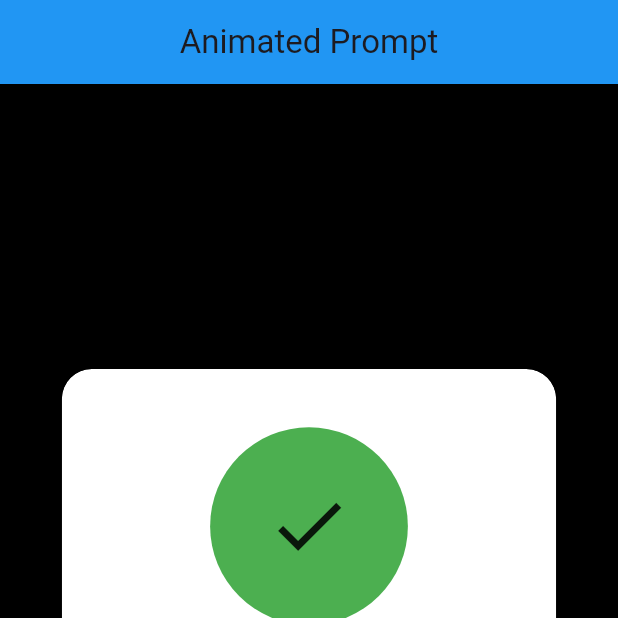
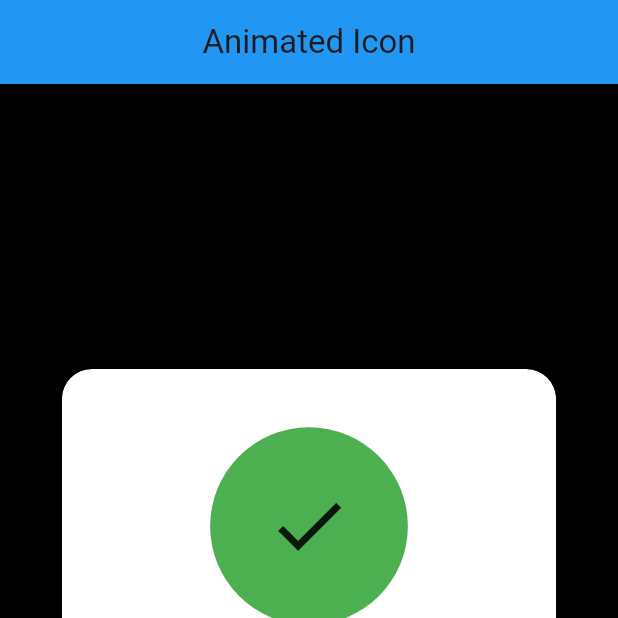
Before and after one commit to Usman-504/Animations, a Flutter app: the Example9 screen opened directly, on a phone screen of 412 x 824 dp, the top half of it. Run offline on Flutter 3.47's test engine with Material 3 defaults, Android fonts, the phone set to English and light mode, and no system bars.

Commit message:
Final Commit

```diff
--- a/lib/example9.dart
+++ b/lib/example9.dart
@@ -1,12 +1,12 @@
 import 'package:flutter/material.dart';
 
 
-class AnimatedPrompt extends StatefulWidget {
+class AnimatedIcon extends StatefulWidget {
   final String title;
   final String subTitle;
   final Widget child;
 
-  const AnimatedPrompt({
+  const AnimatedIcon({
     super.key,
     required this.title,
     required this.subTitle,
@@ -14,10 +14,10 @@ class AnimatedPrompt extends StatefulWidget {
   });
 
   @override
-  State<AnimatedPrompt> createState() => _AnimatedPromptState();
+  State<AnimatedIcon> createState() => _AnimatedIconState();
 }
 
-class _AnimatedPromptState extends State<AnimatedPrompt>
+class _AnimatedIconState extends State<AnimatedIcon>
     with SingleTickerProviderStateMixin {
   late AnimationController _controller;
   late Animation<double> _iconScaleAnimation;
@@ -168,11 +168,11 @@ class Example9 extends StatelessWidget {
       appBar: AppBar(
         automaticallyImplyLeading: false,
         centerTitle: true,
-        title: const Text('Animated Prompt'),
+        title: const Text('Animated Icon'),
         backgroundColor: Colors.blue,
       ),
       body: const Center(
-        child: AnimatedPrompt(
+        child: AnimatedIcon(
           title: 'Thank you for your order!',
           subTitle: 'Your order will be delivered in 2 days. Enjoy!',
           child: Icon(
--- a/lib/main.dart
+++ b/lib/main.dart
@@ -96,7 +96,7 @@ class MainScreen extends StatelessWidget {
                 CustomContainer(
                   screen: Example9(),
                   color: Colors.cyan,
-                  text: 'Animated Prompt',
+                  text: 'Animated Icon',
                 ),
 
               ],
```
